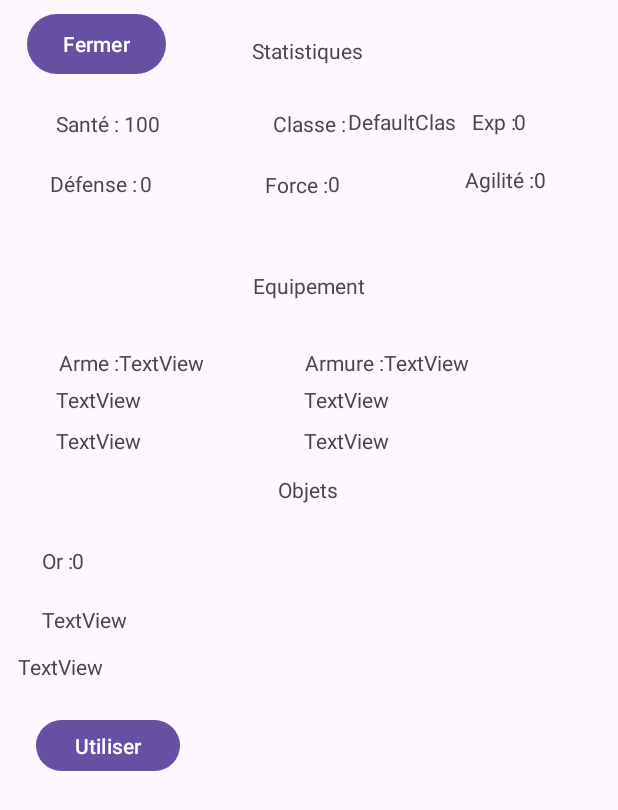
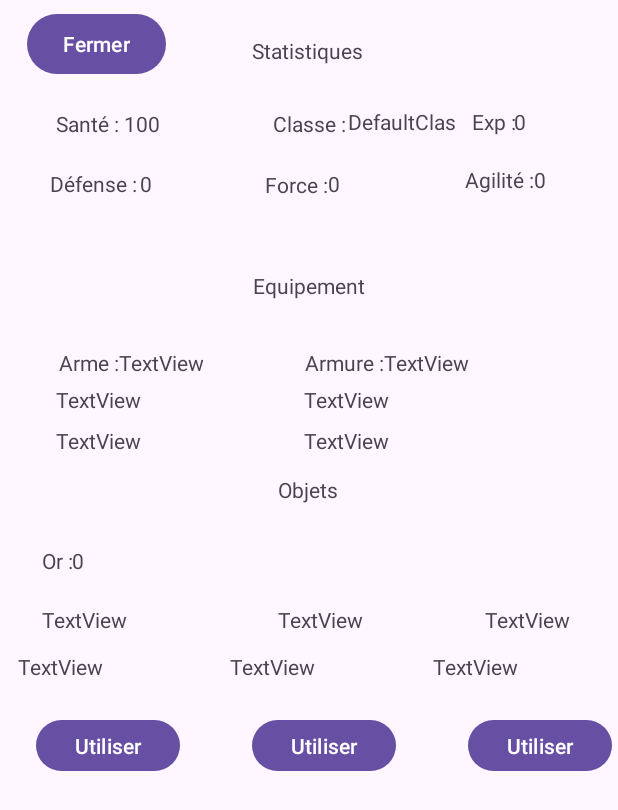
Before and after one commit to nathanremond/ProjetNathanJilenKave, an Android app: the InventoryActivity screen opened directly, with no data from a screen before it, on a phone screen of 412 x 824 dp. Shown: the top 810 px of the screen. Run offline under Robolectric (Android 15) with nearby library versions, the phone set to English and light mode, and no system bars.

Commit message:
feat: ajout 2 Objets dans inventaire (#23)
Co-authored-by: Jilen Sebamalainathan <jilen.sebamalainathan@efrei.net>

```diff
--- a/app/src/main/res/layout/activity_inventory.xml
+++ b/app/src/main/res/layout/activity_inventory.xml
@@ -6,6 +6,46 @@
     android:layout_width="match_parent"
     android:layout_height="match_parent"
     tools:context=".InventoryActivity">
+
+    <Button
+        android:id="@+id/buttonObject3"
+        android:layout_width="96dp"
+        android:layout_height="42dp"
+        android:layout_marginStart="48dp"
+        android:layout_marginTop="8dp"
+        android:text="Utiliser"
+        app:layout_constraintStart_toEndOf="@+id/ButtonObject2"
+        app:layout_constraintTop_toBottomOf="@+id/descriptionObject3" />
+
+    <TextView
+        android:id="@+id/descriptionObject3"
+        android:layout_width="122dp"
+        android:layout_height="33dp"
+        android:layout_marginStart="13dp"
+        android:layout_marginTop="12dp"
+        android:text="TextView"
+        app:layout_constraintStart_toEndOf="@+id/DescriptionObject2"
+        app:layout_constraintTop_toBottomOf="@+id/nameObject3" />
+
+    <TextView
+        android:id="@+id/nameObject3"
+        android:layout_width="wrap_content"
+        android:layout_height="wrap_content"
+        android:layout_marginStart="81dp"
+        android:layout_marginTop="20dp"
+        android:text="TextView"
+        app:layout_constraintStart_toEndOf="@+id/NameObject2"
+        app:layout_constraintTop_toBottomOf="@+id/GoldValue" />
+
+    <Button
+        android:id="@+id/buttonObject1"
+        android:layout_width="96dp"
+        android:layout_height="42dp"
+        android:layout_marginStart="24dp"
+        android:layout_marginTop="8dp"
+        android:text="Utiliser"
+        app:layout_constraintStart_toStartOf="parent"
+        app:layout_constraintTop_toBottomOf="@+id/DescriptionObject1" />
 
     <TextView
         android:id="@+id/StatHealth"
@@ -229,14 +269,14 @@
         app:layout_constraintTop_toBottomOf="@+id/Objects" />
 
     <Button
-        android:id="@+id/ButtonObject1"
+        android:id="@+id/ButtonObject2"
         android:layout_width="96dp"
         android:layout_height="42dp"
-        android:layout_marginStart="24dp"
+        android:layout_marginStart="48dp"
         android:layout_marginTop="8dp"
         android:text="Utiliser"
-        app:layout_constraintStart_toStartOf="parent"
-        app:layout_constraintTop_toBottomOf="@+id/DescriptionObject1" />
+        app:layout_constraintStart_toEndOf="@+id/buttonObject1"
+        app:layout_constraintTop_toBottomOf="@+id/DescriptionObject2" />
 
     <TextView
         android:id="@+id/NameObject1"
@@ -297,4 +337,24 @@
         app:layout_constraintStart_toStartOf="parent"
         app:layout_constraintTop_toTopOf="parent" />
 
+    <TextView
+        android:id="@+id/NameObject2"
+        android:layout_width="wrap_content"
+        android:layout_height="wrap_content"
+        android:layout_marginStart="70dp"
+        android:layout_marginTop="20dp"
+        android:text="TextView"
+        app:layout_constraintStart_toEndOf="@+id/NameObject1"
+        app:layout_constraintTop_toBottomOf="@+id/GoldValue" />
+
+    <TextView
+        android:id="@+id/DescriptionObject2"
+        android:layout_width="122dp"
+        android:layout_height="33dp"
+        android:layout_marginStart="19dp"
+        android:layout_marginTop="12dp"
+        android:text="TextView"
+        app:layout_constraintStart_toEndOf="@+id/DescriptionObject1"
+        app:layout_constraintTop_toBottomOf="@+id/NameObject2" />
+
 </androidx.constraintlayout.widget.ConstraintLayout>
```
